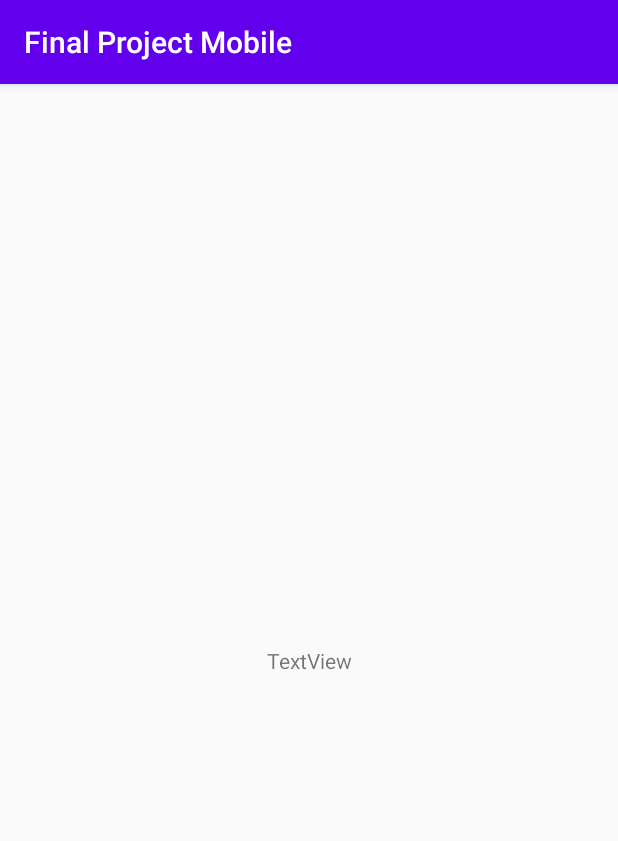
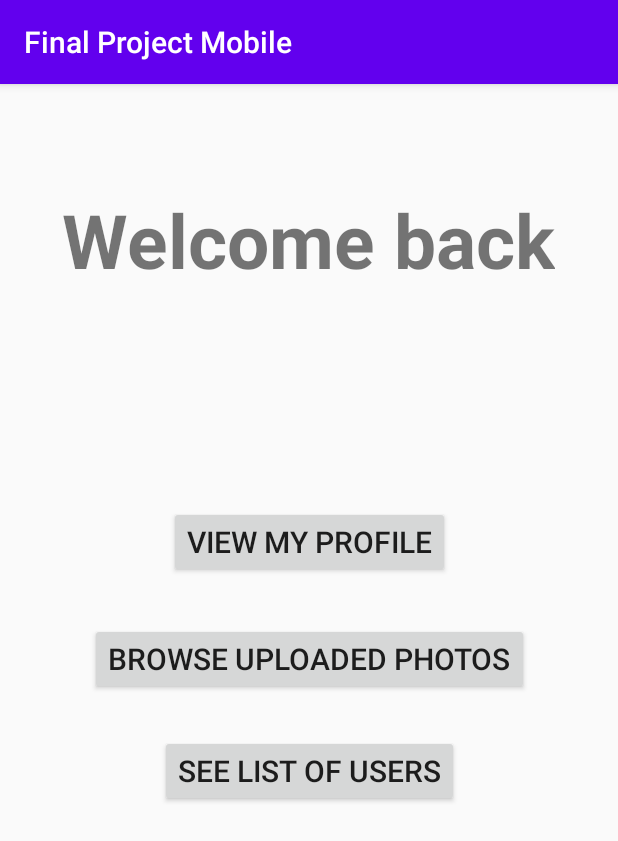
Before and after one commit to justinelgr/DesignPatterns-FinalProjectMobile-Java, an Android app: the LoggedInActivity screen opened directly, with no data from a screen before it, on a phone screen of 412 x 824 dp. Shown: the top 841 px of the screen. Run offline under Robolectric (Android 15) with nearby library versions, the phone set to English and light mode, and no system bars; 1 statement that could not run was skipped.

Commit message:
Logged in + Register activities OK

```diff
--- a/app/src/main/AndroidManifest.xml
+++ b/app/src/main/AndroidManifest.xml
@@ -9,7 +9,8 @@
         android:roundIcon="@mipmap/ic_launcher_round"
         android:supportsRtl="true"
         android:theme="@style/AppTheme">
-        <activity android:name=".LoggedInActivity"></activity>
+        <activity android:name=".ListUsersActivity"></activity>
+        <activity android:name=".LoggedInActivity" />
         <activity android:name=".NewUserActivity" />
         <activity android:name=".RegisterActivity" />
         <activity android:name=".LoginActivity" />
--- a/app/src/main/java/com/example/finalprojectmobile/LoggedInActivity.java
+++ b/app/src/main/java/com/example/finalprojectmobile/LoggedInActivity.java
@@ -2,7 +2,10 @@ package com.example.finalprojectmobile;
 
 import androidx.appcompat.app.AppCompatActivity;
 
+import android.content.Intent;
 import android.os.Bundle;
+import android.view.View;
+import android.widget.TextView;
 
 public class LoggedInActivity extends AppCompatActivity {
 
@@ -10,5 +13,15 @@ public class LoggedInActivity extends AppCompatActivity {
     protected void onCreate(Bundle savedInstanceState) {
         super.onCreate(savedInstanceState);
         setContentView(R.layout.activity_logged_in);
+        User user = (User)getIntent().getSerializableExtra("User");
+        TextView tv = (TextView)findViewById(R.id.loggedUser);
+        tv.setText(user.getUsername());
+    }
+
+    public void goToListUsersActivity(View view){
+        User user = (User)getIntent().getSerializableExtra("User");
+        Intent intent = new Intent(this, ListUsersActivity.class);
+        intent.putExtra("User", user);
+        startActivity(intent);
     }
 }
--- a/app/src/main/java/com/example/finalprojectmobile/LoginActivity.java
+++ b/app/src/main/java/com/example/finalprojectmobile/LoginActivity.java
@@ -5,12 +5,15 @@ import androidx.appcompat.app.AppCompatActivity;
 import android.content.Intent;
 import android.database.sqlite.SQLiteDatabase;
 import android.os.Bundle;
+import android.os.Parcelable;
 import android.util.Log;
 import android.view.View;
 import android.widget.EditText;
 
 import com.example.finalprojectmobile.database.UserDbHelper;
 import com.google.android.material.snackbar.Snackbar;
+
+import java.io.Serializable;
 
 public class LoginActivity extends AppCompatActivity {
 
@@ -42,6 +45,7 @@ public class LoginActivity extends AppCompatActivity {
                 wrongLogin.show();
             } else{ //------------------------------- Correct username and correct password
                 Intent intent = new Intent(this, LoggedInActivity.class);
+                intent.putExtra("User", user);
                 startActivity(intent);
             }
         }
--- a/app/src/main/java/com/example/finalprojectmobile/User.java
+++ b/app/src/main/java/com/example/finalprojectmobile/User.java
@@ -1,8 +1,9 @@
 package com.example.finalprojectmobile;
 
+import java.io.Serializable;
 import java.lang.reflect.Type;
 
-public class User {
+public class User implements Serializable {
 
     public enum UserType {FREE, PREMIUM, GOLD};
 
--- a/app/src/main/res/layout/activity_logged_in.xml
+++ b/app/src/main/res/layout/activity_logged_in.xml
@@ -7,12 +7,67 @@
     tools:context=".LoggedInActivity">
 
     <TextView
-        android:id="@+id/textView"
+        android:id="@+id/welcome"
         android:layout_width="wrap_content"
         android:layout_height="wrap_content"
-        android:text="TextView"
+        android:text="@string/welcomeBack"
+        android:textSize="50sp"
+        android:textStyle="bold"
+        app:layout_constraintBottom_toBottomOf="parent"
+        app:layout_constraintEnd_toEndOf="parent"
+        app:layout_constraintHorizontal_bias="0.493"
+        app:layout_constraintStart_toStartOf="parent"
+        app:layout_constraintTop_toTopOf="parent"
+        app:layout_constraintVertical_bias="0.100000024" />
+
+    <TextView
+        android:id="@+id/loggedUser"
+        android:layout_width="wrap_content"
+        android:layout_height="wrap_content"
+        android:textSize="50sp"
+        app:layout_constraintBottom_toBottomOf="parent"
+        app:layout_constraintEnd_toEndOf="parent"
+        app:layout_constraintHorizontal_bias="0.498"
+        app:layout_constraintStart_toStartOf="parent"
+        app:layout_constraintTop_toBottomOf="@+id/welcome"
+        app:layout_constraintVertical_bias="0.050000012" />
+
+    <Button
+        android:id="@+id/profile"
+        android:layout_width="wrap_content"
+        android:layout_height="wrap_content"
+        android:text="@string/profile"
+        android:textSize="20sp"
         app:layout_constraintBottom_toBottomOf="parent"
         app:layout_constraintEnd_toEndOf="parent"
         app:layout_constraintStart_toStartOf="parent"
-        app:layout_constraintTop_toTopOf="parent" />
+        app:layout_constraintTop_toBottomOf="@+id/loggedUser"
+        app:layout_constraintVertical_bias="0.100000024" />
+
+    <Button
+        android:id="@+id/browse"
+        android:layout_width="wrap_content"
+        android:layout_height="wrap_content"
+        android:layout_marginTop="30dp"
+        android:text="@string/browse"
+        android:textSize="20sp"
+        app:layout_constraintBottom_toBottomOf="parent"
+        app:layout_constraintEnd_toEndOf="parent"
+        app:layout_constraintStart_toStartOf="parent"
+        app:layout_constraintTop_toBottomOf="@+id/profile"
+        app:layout_constraintVertical_bias="0.0" />
+
+    <Button
+        android:id="@+id/users"
+        android:layout_width="wrap_content"
+        android:layout_height="wrap_content"
+        android:layout_marginTop="24dp"
+        android:onClick="goToListUsersActivity"
+        android:text="@string/users"
+        android:textSize="20sp"
+        app:layout_constraintBottom_toBottomOf="parent"
+        app:layout_constraintEnd_toEndOf="parent"
+        app:layout_constraintStart_toStartOf="parent"
+        app:layout_constraintTop_toBottomOf="@+id/browse"
+        app:layout_constraintVertical_bias="0.00999999" />
 </androidx.constraintlayout.widget.ConstraintLayout>
--- a/app/src/main/res/layout/activity_new_user.xml
+++ b/app/src/main/res/layout/activity_new_user.xml
@@ -21,7 +21,7 @@
         app:layout_constraintVertical_bias="0.165" />
 
     <TextView
-        android:id="@+id/listUsers"
+        android:id="@+id/newUser"
         android:layout_width="wrap_content"
         android:layout_height="wrap_content"
         app:layout_constraintBottom_toBottomOf="parent"
--- a/app/src/main/res/values/strings.xml
+++ b/app/src/main/res/values/strings.xml
@@ -11,4 +11,9 @@
     <string name="register"><u>Register as a new user</u></string>
     <string name="anonymous"><u>Continue anonymously</u></string>
     <string name="welcome">Welcome</string>
+    <string name="welcomeBack">Welcome back</string>
+    <string name="profile">View my profile</string>
+    <string name="browse">Browse uploaded photos</string>
+    <string name="users">See list of users</string>
+    <string name="list">List of registered users</string>
 </resources>
```
Also changed, not shown: app/src/main/java/com/example/finalprojectmobile/ListUsersActivity.java (added, +28 -0 lines), app/src/main/java/com/example/finalprojectmobile/NewUserActivity.java (+3 -6 lines), app/src/main/java/com/example/finalprojectmobile/RegisterActivity.java (+42 -9 lines), app/src/main/java/com/example/finalprojectmobile/database/UserDbHelper.java (+12 -0 lines), app/src/main/res/layout/activity_list_users.xml (added, +55 -0 lines).
